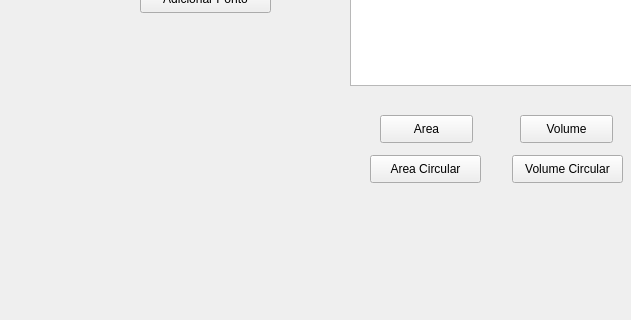
Above: formulario.ui from Asllow/Projeto-Qt---interface-e-c-lculos-de--rea-e-volume-de-corpos before the change; both pictures show x 0 to 631 and y 375 to 695 of the 1072 by 695 pixel window. Below: the same form after it.
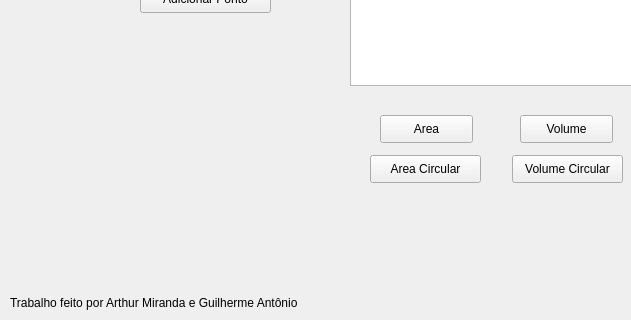
That is the form after the change.

Diff of the .ui file:
```diff
--- a/formulario.ui
+++ b/formulario.ui
@@ -212,6 +212,19 @@
     <string>Volume Circular</string>
    </property>
   </widget>
+  <widget class="QLabel" name="label_5">
+   <property name="geometry">
+    <rect>
+     <x>10</x>
+     <y>670</y>
+     <width>471</width>
+     <height>16</height>
+    </rect>
+   </property>
+   <property name="text">
+    <string>Trabalho feito por Arthur Miranda e Guilherme Antônio</string>
+   </property>
+  </widget>
  </widget>
  <resources/>
  <connections/>
```
